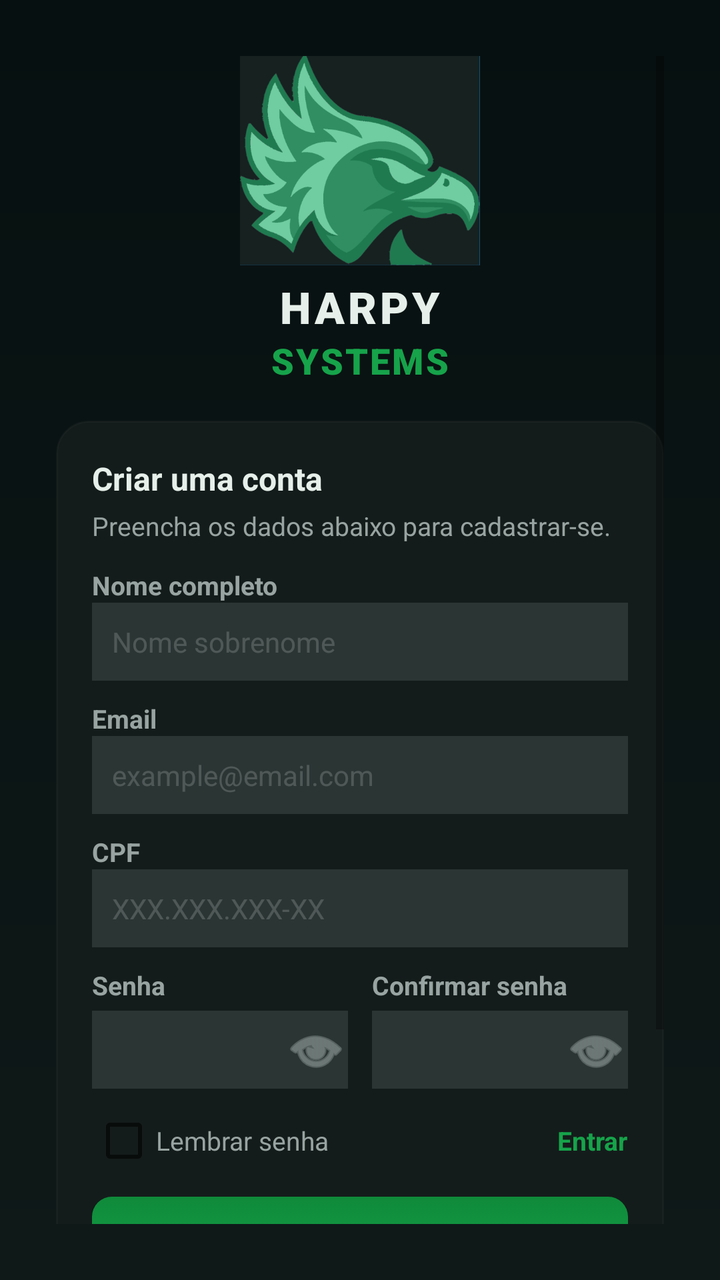
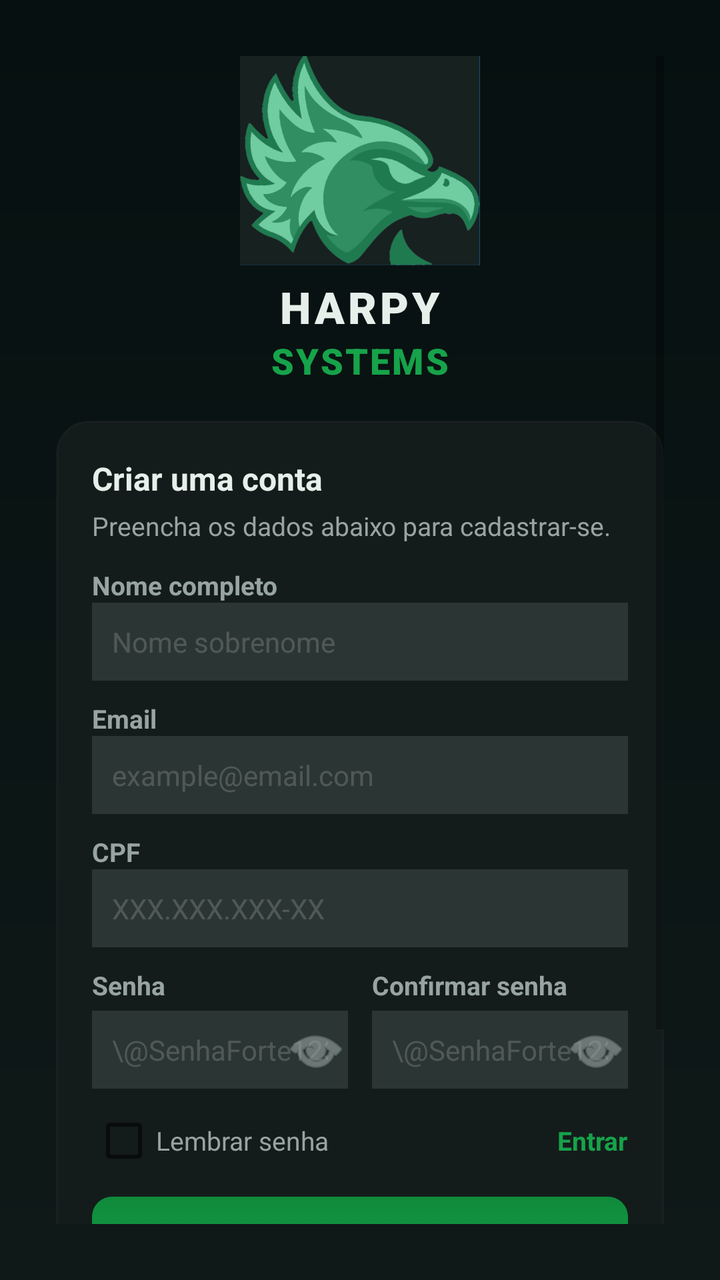

The first picture is an Android layout as it rendered before a commit; the second is the same layout after the commit. The layout source and the unified diff follow.
<!-- AndroidManifest.xml: application theme Theme.FinalProject -->
<!-- res/layout/activity_register.xml -->
<?xml version="1.0" encoding="utf-8"?>
<androidx.constraintlayout.widget.ConstraintLayout xmlns:android="http://schemas.android.com/apk/res/android"
    xmlns:app="http://schemas.android.com/apk/res-auto"
    android:layout_width="match_parent"
    android:layout_height="match_parent"
    android:background="@drawable/bg_login_gradient"
    android:padding="28dp">

    <ScrollView
        android:id="@+id/scrollRegister"
        android:layout_width="0dp"
        android:layout_height="0dp"
        android:fillViewport="true"
        app:layout_constraintTop_toTopOf="parent"
        app:layout_constraintBottom_toBottomOf="parent"
        app:layout_constraintStart_toStartOf="parent"
        app:layout_constraintEnd_toEndOf="parent">

        <LinearLayout
            android:id="@+id/register_wrap"
            android:layout_width="match_parent"
            android:layout_height="wrap_content"
            android:orientation="vertical"
            android:gravity="center_horizontal">

            
            <LinearLayout
                android:id="@+id/register_logo"
                android:layout_width="wrap_content"
                android:layout_height="wrap_content"
                android:orientation="vertical"
                android:gravity="center_horizontal"
                android:layout_marginBottom="18dp">

                <ImageView
                    android:id="@+id/imgLogoRegister"
                    android:layout_width="120dp"
                    android:layout_height="wrap_content"
                    android:adjustViewBounds="true"
                    android:src="@drawable/harpysystem" />

                <LinearLayout
                    android:layout_width="wrap_content"
                    android:layout_height="wrap_content"
                    android:orientation="vertical"
                    android:gravity="center_horizontal"
                    android:layout_marginTop="6dp">

                    <TextView
                        android:id="@+id/tvCadBrandTop"
                        android:layout_width="wrap_content"
                        android:layout_height="wrap_content"
                        android:text="HARPY"
                        android:textColor="@color/hs_text"
                        android:textSize="22sp"
                        android:textStyle="bold"
                        android:letterSpacing="0.08"
                        android:fontFamily="sans-serif-black" />

                    <TextView
                        android:id="@+id/tvCadBrandBottom"
                        android:layout_width="wrap_content"
                        android:layout_height="wrap_content"
                        android:text="SYSTEMS"
                        android:textColor="@color/hs_accent"
                        android:textSize="18sp"
                        android:textStyle="bold"
                        android:letterSpacing="0.06"
                        android:fontFamily="sans-serif-black" />
                </LinearLayout>
            </LinearLayout>

            
            <LinearLayout
                android:id="@+id/register_card"
                android:layout_width="match_parent"
                android:layout_height="wrap_content"
                android:background="@drawable/bg_login_card"
                android:padding="18dp"
                android:elevation="10dp"
                android:orientation="vertical">

                <TextView
                    android:id="@+id/tvRegisterTitle"
                    android:layout_width="wrap_content"
                    android:layout_height="wrap_content"
                    android:text="Criar uma conta"
                    android:textColor="@color/hs_text"
                    android:textSize="16sp"
                    android:textStyle="bold" />

                <TextView
                    android:id="@+id/tvRegisterLead"
                    android:layout_width="wrap_content"
                    android:layout_height="wrap_content"
                    android:text="Preencha os dados abaixo para cadastrar-se."
                    android:textColor="@color/hs_muted"
                    android:textSize="13sp"
                    android:layout_marginTop="4dp" />

                
                <LinearLayout
                    android:id="@+id/fieldFullName"
                    android:layout_width="match_parent"
                    android:layout_height="wrap_content"
                    android:orientation="vertical"
                    android:layout_marginTop="12dp">

                    <TextView
                        android:layout_width="wrap_content"
                        android:layout_height="wrap_content"
                        android:text="Nome completo"
                        android:textColor="@color/hs_muted"
                        android:textSize="13sp"
                        android:textStyle="bold" />

                    <EditText
                        android:id="@+id/etFullName"
                        android:layout_width="match_parent"
                        android:layout_height="wrap_content"
                        android:hint="Nome sobrenome"
                        android:padding="10dp"
                        android:background="@color/hs_input"
                        android:textColor="@color/hs_text"
                        android:textColorHint="#2DFFFFFF"
                        android:textSize="14sp"
                        android:inputType="textPersonName" />

                    <TextView
                        android:id="@+id/tvNameError"
                        android:layout_width="wrap_content"
                        android:layout_height="wrap_content"
                        android:text="Informe seu nome completo."
                        android:textSize="13sp"
                        android:textColor="@color/hs_danger"
                        android:visibility="gone"
                        android:layout_marginTop="4dp" />
                </LinearLayout>

                
                <LinearLayout
                    android:id="@+id/fieldEmail"
                    android:layout_width="match_parent"
                    android:layout_height="wrap_content"
                    android:orientation="vertical"
                    android:layout_marginTop="10dp">

                    <TextView
                        android:layout_width="wrap_content"
                        android:layout_height="wrap_content"
                        android:text="Email"
                        android:textColor="@color/hs_muted"
                        android:textSize="13sp"
                        android:textStyle="bold" />

                    <EditText
                        android:id="@+id/etEmail"
                        android:layout_width="match_parent"
                        android:layout_height="wrap_content"
                        android:hint="example@email.com"
                        android:padding="10dp"
                        android:background="@color/hs_input"
                        android:textColor="@color/hs_text"
                        android:textColorHint="#2DFFFFFF"
                        android:textSize="14sp"
                        android:inputType="textEmailAddress" />

                    <TextView
                        android:id="@+id/tvEmailError"
                        android:layout_width="wrap_content"
                        android:layout_height="wrap_content"
                        android:text="Email inválido."
                        android:textSize="13sp"
                        android:textColor="@color/hs_danger"
                        android:visibility="gone"
                        android:layout_marginTop="4dp" />
                </LinearLayout>

                
                <LinearLayout
                    android:id="@+id/fieldCpf"
                    android:layout_width="match_parent"
                    android:layout_height="wrap_content"
                    android:orientation="vertical"
                    android:layout_marginTop="10dp">

                    <TextView
                        android:layout_width="wrap_content"
                        android:layout_height="wrap_content"
                        android:text="CPF"
                        android:textColor="@color/hs_muted"
                        android:textSize="13sp"
                        android:textStyle="bold" />

                    <EditText
                        android:id="@+id/etCpf"
                        android:layout_width="match_parent"
                        android:layout_height="wrap_content"
                        android:hint="XXX.XXX.XXX-XX"
                        android:padding="10dp"
                        android:background="@color/hs_input"
                        android:textColor="@color/hs_text"
                        android:textColorHint="#2DFFFFFF"
                        android:textSize="14sp"
                        android:inputType="number" />

                    <TextView
                        android:id="@+id/tvUserError"
                        android:layout_width="wrap_content"
                        android:layout_height="wrap_content"
                        android:text="Por favor informe email ou CPF válido."
                        android:textSize="13sp"
                        android:textColor="@color/hs_danger"
                        android:visibility="gone"
                        android:layout_marginTop="4dp" />

                </LinearLayout>

                
                <LinearLayout
                    android:id="@+id/gridPasswords"
                    android:layout_width="match_parent"
                    android:layout_height="wrap_content"
                    android:orientation="horizontal"
                    android:gravity="center_vertical"
                    android:layout_marginTop="10dp">

                    
                    <LinearLayout
                        android:layout_width="0dp"
                        android:layout_height="wrap_content"
                        android:layout_weight="1"
                        android:orientation="vertical"
                        android:layout_marginEnd="6dp">

                        <TextView
                            android:layout_width="wrap_content"
                            android:layout_height="wrap_content"
                            android:text="Senha"
                            android:textColor="@color/hs_muted"
                            android:textSize="13sp"
                            android:textStyle="bold" />

                        <androidx.constraintlayout.widget.ConstraintLayout
                            android:id="@+id/password_wrap_register"
                            android:layout_width="match_parent"
                            android:layout_height="wrap_content"
                            android:layout_marginTop="4dp">

                            <EditText
                                android:id="@+id/etPassword"
                                android:layout_width="0dp"
                                android:layout_height="wrap_content"
                                app:hint="@SenhaForte123"
                                android:padding="10dp"
                                android:background="@color/hs_input"
                                android:textColor="@color/hs_text"
                                android:textColorHint="#2DFFFFFF"
                                android:textSize="14sp"
                                android:inputType="textPassword"
                                app:layout_constraintStart_toStartOf="parent"
                                app:layout_constraintEnd_toEndOf="parent"
                                app:layout_constraintTop_toTopOf="parent"
                                app:layout_constraintBottom_toBottomOf="parent" />

                            <ImageButton
                                android:id="@+id/btnTogglePasswordRegister"
                                android:layout_width="32dp"
                                android:layout_height="32dp"
                                android:background="@android:color/transparent"
                                android:src="@android:drawable/ic_menu_view"
                                app:tint="@color/hs_muted"
                                android:contentDescription="Mostrar senha"
                                app:layout_constraintEnd_toEndOf="@id/etPassword"
                                app:layout_constraintTop_toTopOf="@id/etPassword"
                                app:layout_constraintBottom_toBottomOf="@id/etPassword" />
                        </androidx.constraintlayout.widget.ConstraintLayout>

                        <TextView
                            android:id="@+id/tvPassError"
                            android:layout_width="wrap_content"
                            android:layout_height="wrap_content"
                            android:text="Senha deve ter ao menos 6 caracteres."
                            android:textSize="13sp"
                            android:textColor="@color/hs_danger"
                            android:visibility="gone"
                            android:layout_marginTop="4dp" />
                    </LinearLayout>

                    
                    <LinearLayout
                        android:layout_width="0dp"
                        android:layout_height="wrap_content"
                        android:layout_weight="1"
                        android:orientation="vertical"
                        android:layout_marginStart="6dp">

                        <TextView
                            android:layout_width="wrap_content"
                            android:layout_height="wrap_content"
                            android:text="Confirmar senha"
                            android:textColor="@color/hs_muted"
                            android:textSize="13sp"
                            android:textStyle="bold" />

                        <androidx.constraintlayout.widget.ConstraintLayout
                            android:id="@+id/password_confirm_wrap"
                            android:layout_width="match_parent"
                            android:layout_height="wrap_content"
                            android:layout_marginTop="4dp">

                            <EditText
                                android:id="@+id/etPasswordConfirm"
                                android:layout_width="0dp"
                                android:layout_height="wrap_content"
                                app:hint="@SenhaForte123"
                                android:padding="10dp"
                                android:background="@color/hs_input"
                                android:textColor="@color/hs_text"
                                android:textColorHint="#2DFFFFFF"
                                android:textSize="14sp"
                                android:inputType="textPassword"
                                app:layout_constraintStart_toStartOf="parent"
                                app:layout_constraintEnd_toEndOf="parent"
                                app:layout_constraintTop_toTopOf="parent"
                                app:layout_constraintBottom_toBottomOf="parent" />

                            <ImageButton
                                android:id="@+id/btnTogglePasswordConfirm"
                                android:layout_width="32dp"
                                android:layout_height="32dp"
                                android:background="@android:color/transparent"
                                android:src="@android:drawable/ic_menu_view"
                                app:tint="@color/hs_muted"
                                android:contentDescription="Mostrar senha"
                                app:layout_constraintEnd_toEndOf="@id/etPasswordConfirm"
                                app:layout_constraintTop_toTopOf="@id/etPasswordConfirm"
                                app:layout_constraintBottom_toBottomOf="@id/etPasswordConfirm" />
                        </androidx.constraintlayout.widget.ConstraintLayout>

                        <TextView
                            android:id="@+id/tvPassConfirmError"
                            android:layout_width="wrap_content"
                            android:layout_height="wrap_content"
                            android:text="As senhas não coincidem."
                            android:textSize="13sp"
                            android:textColor="@color/hs_danger"
                            android:visibility="gone"
                            android:layout_marginTop="4dp" />
                    </LinearLayout>
                </LinearLayout>

                
                <LinearLayout
                    android:id="@+id/rowRememberLogin"
                    android:layout_width="match_parent"
                    android:layout_height="wrap_content"
                    android:orientation="horizontal"
                    android:gravity="center_vertical"
                    android:layout_marginTop="10dp">

                    <CheckBox
                        android:id="@+id/cbRememberRegister"
                        android:layout_width="wrap_content"
                        android:layout_height="wrap_content"
                        android:text="Lembrar senha"
                        android:textColor="@color/hs_muted"
                        android:textSize="13sp" />

                    <View
                        android:layout_width="0dp"
                        android:layout_height="0dp"
                        android:layout_weight="1" />

                    <TextView
                        android:id="@+id/tvGoToLogin"
                        android:layout_width="wrap_content"
                        android:layout_height="wrap_content"
                        android:text="Entrar"
                        android:textColor="@color/hs_accent"
                        android:textSize="13sp"
                        android:textStyle="bold"
                        android:clickable="true"
                        android:focusable="true" />
                </LinearLayout>

                
                <Button
                    android:id="@+id/btnRegister"
                    android:layout_width="match_parent"
                    android:layout_height="wrap_content"
                    android:layout_marginTop="12dp"
                    android:minHeight="44dp"
                    android:background="@drawable/bg_btn_primary"
                    android:text="Cadastrar"
                    android:textAllCaps="false"
                    android:textColor="@android:color/white"
                    android:textSize="15sp"
                    android:textStyle="bold" />

                
                <TextView
                    android:id="@+id/tvTermsHelper"
                    android:layout_width="match_parent"
                    android:layout_height="wrap_content"
                    android:text="Ao se cadastrar, você concorda com os termos do serviço."
                    android:textColor="@color/hs_muted"
                    android:textSize="13sp"
                    android:gravity="center"
                    android:layout_marginTop="8dp" />

            </LinearLayout>

            
            <LinearLayout
                android:id="@+id/register_footer_links"
                android:layout_width="wrap_content"
                android:layout_height="wrap_content"
                android:orientation="horizontal"
                android:layout_marginTop="10dp"
                android:gravity="center">

                <TextView
                    android:id="@+id/tvAlreadyHaveAccount"
                    android:layout_width="wrap_content"
                    android:layout_height="wrap_content"
                    android:text="Já tenho conta — Entrar"
                    android:textColor="@color/hs_accent"
                    android:textSize="13sp"
                    android:textStyle="bold"
                    android:clickable="true"
                    android:focusable="true" />

                <TextView
                    android:id="@+id/tvHelp"
                    android:layout_width="wrap_content"
                    android:layout_height="wrap_content"
                    android:text="  •  Ajuda"
                    android:textColor="@color/hs_muted"
                    android:textSize="13sp"
                    android:clickable="true"
                    android:focusable="true" />
            </LinearLayout>


        </LinearLayout>

    </ScrollView>

</androidx.constraintlayout.widget.ConstraintLayout>
<!-- resources referenced by this layout -->
<resources>
  <color name="hs_accent">#16A34A</color>
  <color name="hs_danger">#EF4444</color>
  <color name="hs_input">#2A3534</color>
  <color name="hs_muted">#98A4A1</color>
  <color name="hs_text">#E6EFE9</color>
  <!-- drawable bg_btn_primary (drawable) -->
  <?xml version="1.0" encoding="utf-8"?>
  <selector xmlns:android="http://schemas.android.com/apk/res/android">
  
      <item android:state_pressed="true">
          <shape>
              <corners android:radius="10dp"/>
              <gradient
                  android:startColor="#0F8A3A"
                  android:endColor="@color/hs_accent"
                  android:angle="90"/>
          </shape>
      </item>
  
      <item>
          <shape>
              <corners android:radius="10dp"/>
              <gradient
                  android:startColor="@color/hs_accent"
                  android:endColor="#0F8A3A"
                  android:angle="90"/>
              <padding
                  android:left="4dp"
                  android:top="4dp"
                  android:right="4dp"
                  android:bottom="4dp"/>
          </shape>
      </item>
  
  </selector>
  <!-- drawable bg_login_card (drawable) -->
  <?xml version="1.0" encoding="utf-8"?>
  <shape xmlns:android="http://schemas.android.com/apk/res/android">
      <solid android:color="#141C1B"/>
      <corners android:radius="16dp"/>
      <stroke
          android:width="1dp"
          android:color="#08FFFFFF"/>
  </shape>
  <!-- drawable bg_login_gradient (drawable) -->
  <?xml version="1.0" encoding="utf-8"?>
  <shape xmlns:android="http://schemas.android.com/apk/res/android">
      <gradient
          android:startColor="@color/hs_bg"
          android:endColor="#071010"
          android:angle="90"/>
  </shape>
  <!-- drawable harpysystem: png bitmap (drawable, 58918 bytes) -->
  <style name="Theme.FinalProject" parent="Theme.AppCompat.Light.NoActionBar" />
  <color name="hs_bg">#0F1918</color>
</resources>

<!-- the commit's change to res/layout/activity_register.xml (unified diff, before → after) -->
@@ -251,7 +251,7 @@
                                 android:id="@+id/etPassword"
                                 android:layout_width="0dp"
                                 android:layout_height="wrap_content"
-                                app:hint="@SenhaForte123"
+                                android:hint="\@SenhaForte123"
                                 android:padding="10dp"
                                 android:background="@color/hs_input"
                                 android:textColor="@color/hs_text"
@@ -313,7 +313,7 @@
                                 android:id="@+id/etPasswordConfirm"
                                 android:layout_width="0dp"
                                 android:layout_height="wrap_content"
-                                app:hint="@SenhaForte123"
+                                android:hint="\@SenhaForte123"
                                 android:padding="10dp"
                                 android:background="@color/hs_input"
                                 android:textColor="@color/hs_text"
@@ -350,6 +350,7 @@
                     </LinearLayout>
                 </LinearLayout>
 
+
                 
                 <LinearLayout
                     android:id="@+id/rowRememberLogin"
